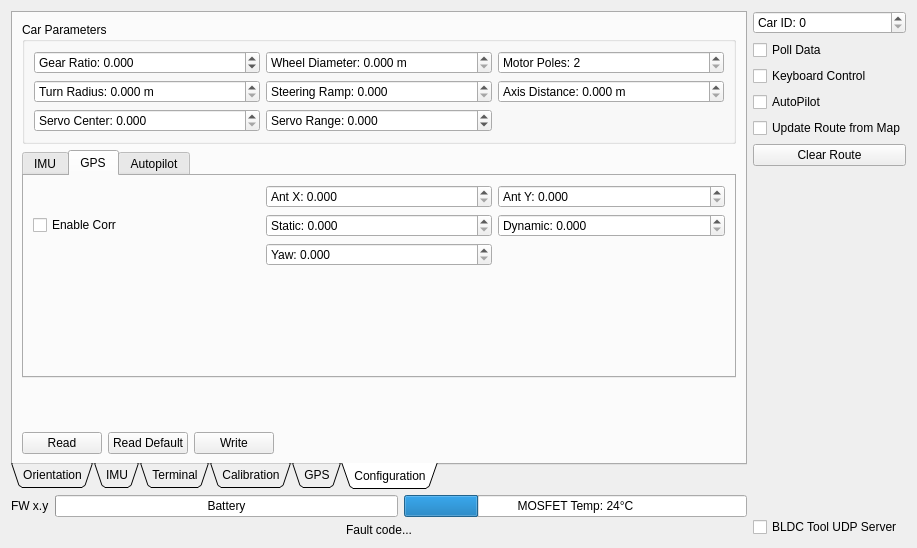
vedderb/rise_sdvp, file Linux/RC_Car_Tool/carinterface.ui: the form before one commit.
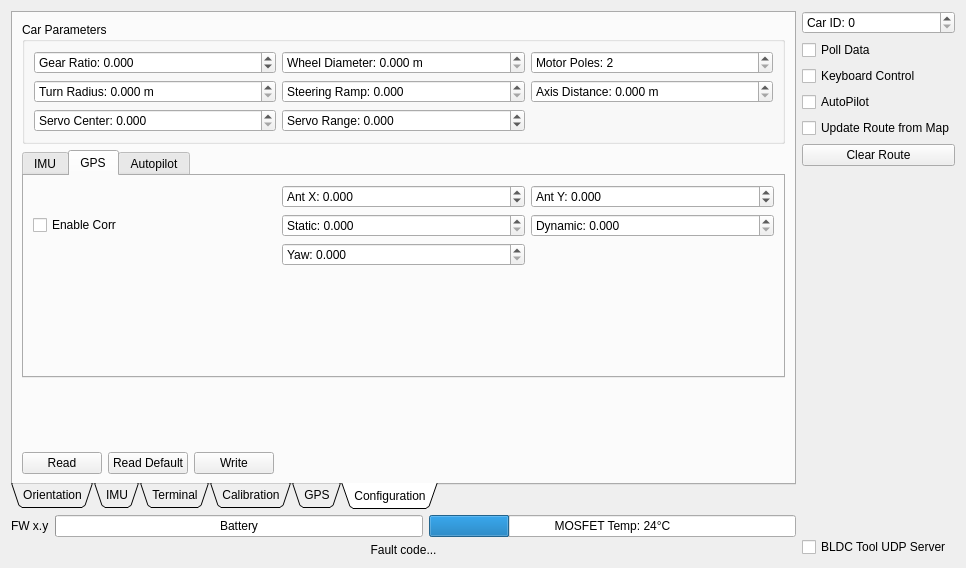
The form after the commit. The open tabs and pages were chosen to show the change. Custom widgets are drawn as their Qt base class.

What changed in the file:
```diff
--- a/Linux/RC_Car_Tool/carinterface.ui
+++ b/Linux/RC_Car_Tool/carinterface.ui
@@ -6,8 +6,8 @@
    <rect>
     <x>0</x>
     <y>0</y>
-    <width>917</width>
-    <height>548</height>
+    <width>966</width>
+    <height>568</height>
    </rect>
   </property>
   <property name="windowTitle">
@@ -924,6 +924,9 @@
                  <property name="decimals">
                   <number>3</number>
                  </property>
+                 <property name="minimum">
+                  <double>-99.989999999999995</double>
+                 </property>
                  <property name="singleStep">
                   <double>0.010000000000000</double>
                  </property>
@@ -937,6 +940,9 @@
                  <property name="decimals">
                   <number>3</number>
                  </property>
+                 <property name="minimum">
+                  <double>-99.989999999999995</double>
+                 </property>
                  <property name="singleStep">
                   <double>0.010000000000000</double>
                  </property>
```
Left out of the diff: 2 changed lines with no effect on the pictures.
